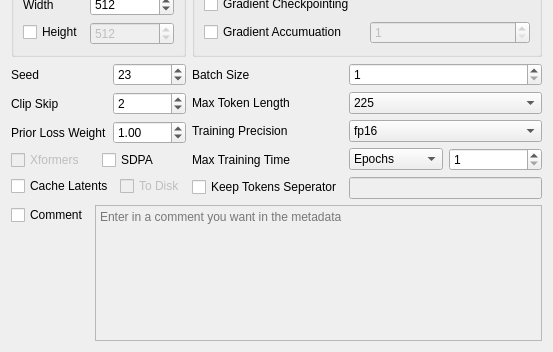
derrian-distro/LoRA_Easy_Training_Scripts, file ui_files/BaseUI.ui: the form before one commit; both pictures show x 0 to 553 and y 196 to 548 of the 553 by 548 pixel window.
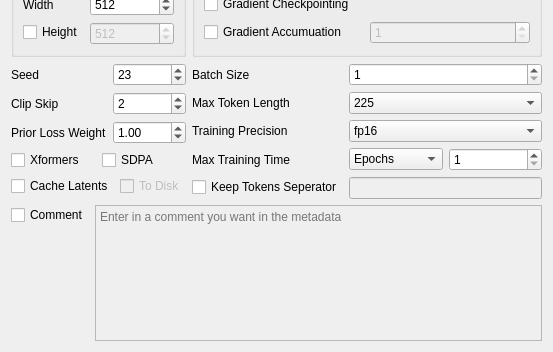
The form after the commit. Custom widgets are drawn as their Qt base class.

Commit message: update backend, re-enable xformers as I install it now

```diff
--- a/ui_files/BaseUI.ui
+++ b/ui_files/BaseUI.ui
@@ -132,7 +132,7 @@
        <item>
         <widget class="QCheckBox" name="xformers_enable">
          <property name="enabled">
-          <bool>false</bool>
+          <bool>true</bool>
          </property>
          <property name="toolTip">
           <string>&lt;html&gt;&lt;head/&gt;&lt;body&gt;&lt;p&gt;XFormers Is a memory optimization library that drastically reduces VRAM usage while not reducing speed of training very much.&lt;/p&gt;&lt;/body&gt;&lt;/html&gt;</string>
```
The commit also changes 1 other file.
